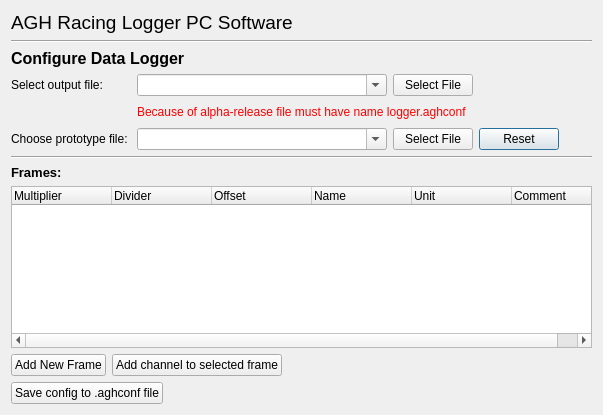
The window that DataLoggerPC/configureloggersd_dialog.ui (mkowalik/DataLogger_CAN_GPS_2018) describes before a commit, drawn with Qt 5.
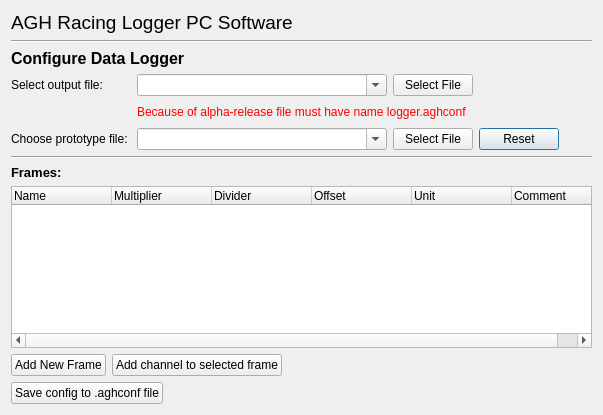
The same window after the commit.

```diff
--- a/DataLoggerPC/configureloggersd_dialog.ui
+++ b/DataLoggerPC/configureloggersd_dialog.ui
@@ -225,6 +225,20 @@
    </item>
    <item>
     <widget class="QTreeWidget" name="framesTreeWidget">
+     <property name="contextMenuPolicy">
+      <enum>Qt::CustomContextMenu</enum>
+     </property>
+     <attribute name="headerCascadingSectionResizes">
+      <bool>false</bool>
+     </attribute>
+     <column>
+      <property name="text">
+       <string>Name</string>
+      </property>
+      <property name="textAlignment">
+       <set>AlignLeading|AlignVCenter</set>
+      </property>
+     </column>
      <column>
       <property name="text">
        <string>Multiplier</string>
@@ -240,11 +254,6 @@
        <string>Offset</string>
       </property>
      </column>
-     <column>
-      <property name="text">
-       <string>Name</string>
-      </property>
-     </column>
      <column>
       <property name="text">
        <string>Unit</string>
```
Left out of the diff: 16 changed lines with no effect on the pictures.
